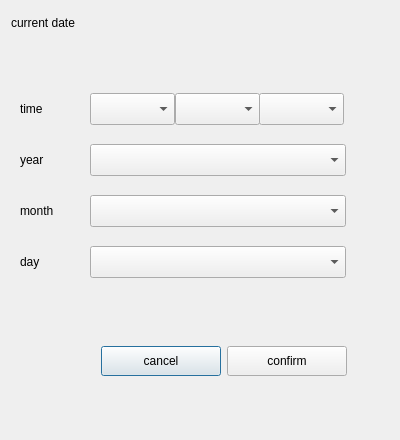
Before: the Qt Designer form plugins/time-language/datetime/changtime.ui in ukui/ukui-control-center, drawn with Qt 5.
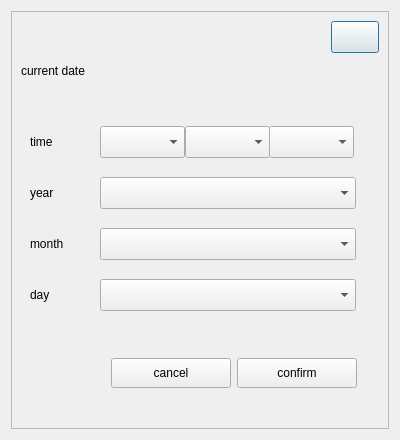
After: the same form once the commit is applied.

Commit message: Change secondary popup menu style Add close button for world map

```diff
--- a/plugins/time-language/datetime/changtime.ui
+++ b/plugins/time-language/datetime/changtime.ui
@@ -31,7 +31,52 @@
   <property name="windowTitle">
    <string>Dialog</string>
   </property>
+  <layout class="QVBoxLayout" name="verticalLayout_4">
+   <item>
+    <widget class="QFrame" name="frame">
+     <property name="frameShape">
+      <enum>QFrame::StyledPanel</enum>
+     </property>
+     <property name="frameShadow">
+      <enum>QFrame::Raised</enum>
+     </property>
   <layout class="QVBoxLayout" name="verticalLayout_3">
+      <item>
+       <layout class="QHBoxLayout" name="horizontalLayout_6">
+        <item>
+         <spacer name="horizontalSpacer_2">
+          <property name="orientation">
+           <enum>Qt::Horizontal</enum>
+          </property>
+          <property name="sizeHint" stdset="0">
+           <size>
+            <width>40</width>
+            <height>20</height>
+           </size>
+          </property>
+         </spacer>
+        </item>
+        <item>
+         <widget class="QPushButton" name="closeBtn">
+          <property name="minimumSize">
+           <size>
+            <width>48</width>
+            <height>32</height>
+           </size>
+          </property>
+          <property name="maximumSize">
+           <size>
+            <width>48</width>
+            <height>32</height>
+           </size>
+          </property>
+          <property name="text">
+           <string/>
+          </property>
+         </widget>
+        </item>
+       </layout>
+      </item>
    <item>
     <layout class="QVBoxLayout" name="verticalLayout">
      <item>
@@ -503,6 +548,9 @@
       </size>
      </property>
     </spacer>
+      </item>
+     </layout>
+    </widget>
    </item>
   </layout>
  </widget>
```
Lines whose indentation alone changed are shown as unchanged. The commit also changes 14 other files.
